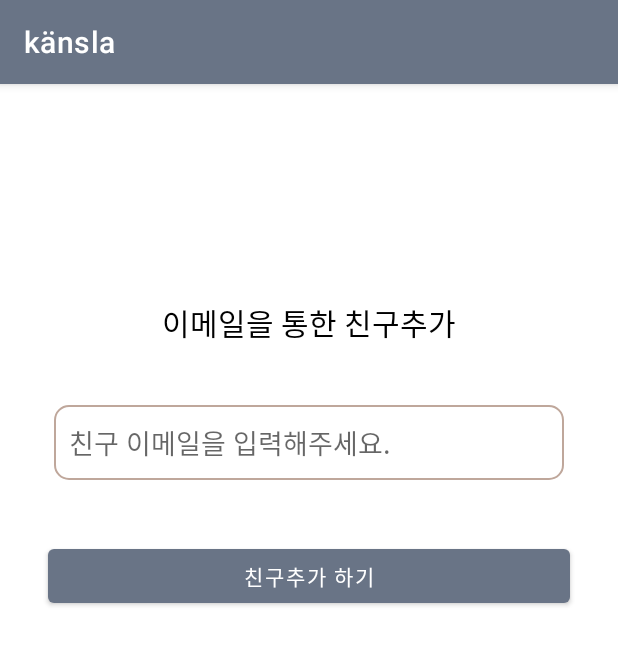
After one commit to kansla/kansla_App, an Android app: the AddFriendActivity screen opened directly, with no data from a screen before it, on a phone screen of 412 x 824 dp. The commit adds this screen. Shown: the top 645 px of the screen. Run offline under Robolectric (Android 15) with nearby library versions, the phone set to English and light mode, and no system bars.

Commit message:
[Create] AddFriendActivity

```diff
--- a/AndroidProject/app/src/main/AndroidManifest.xml
+++ b/AndroidProject/app/src/main/AndroidManifest.xml
@@ -18,7 +18,8 @@
         android:supportsRtl="true"
         android:theme="@style/Theme.AndroidProject"
         android:usesCleartextTraffic="true">
-        <activity android:name=".FindPWDActivity"></activity>
+        <activity android:name=".AddFriendActivity"></activity>
+        <activity android:name=".FindPWDActivity" />
         <activity android:name=".InfoModifyActivity" />
         <activity android:name=".ManualActivity" />
         <activity android:name=".InfomationActivity" />
@@ -33,7 +34,7 @@
         <activity android:name=".ui.chatting.ChattingActivity" />
         <activity
             android:name=".MainActivity"
-            android:label="@string/app_name"></activity>
+            android:label="@string/app_name" />
     </application>
 
 </manifest>
--- a/AndroidProject/app/src/main/java/com/example/androidproject/API/UserAPI.java
+++ b/AndroidProject/app/src/main/java/com/example/androidproject/API/UserAPI.java
@@ -1,5 +1,6 @@
 package com.example.androidproject.API;
 
+import com.example.androidproject.DTO.AddFriend;
 import com.example.androidproject.DTO.ChatRoomDTO;
 import com.example.androidproject.DTO.FriendsDTO;
 import com.example.androidproject.DTO.LoadMsgDTO;
@@ -29,4 +30,6 @@ public interface UserAPI {
     Call<UserDTO> find_password(@Body UserDTO userDTO);
     @POST("/chat_load")
     Call<LoadMsgDTO> chat_load(@Body LoadMsgDTO loadMsgDTO);
+    @POST("/friend/friend_req")
+    Call<AddFriend> friend_add(@Body AddFriend addFriend);
 }
--- /dev/null
+++ b/AndroidProject/app/src/main/java/com/example/androidproject/AddFriendActivity.java
@@ -0,0 +1,78 @@
+package com.example.androidproject;
+
+import androidx.appcompat.app.AppCompatActivity;
+
+import android.app.Activity;
+import android.content.Intent;
+import android.content.SharedPreferences;
+import android.graphics.Bitmap;
+import android.graphics.BitmapFactory;
+import android.os.Bundle;
+import android.util.Base64;
+import android.util.Log;
+import android.view.View;
+import android.widget.Button;
+import android.widget.EditText;
+import android.widget.TextView;
+import android.widget.Toast;
+
+import com.example.androidproject.API.RetrofitHelper;
+import com.example.androidproject.DTO.AddFriend;
+import com.example.androidproject.DTO.ResponseLogin;
+import com.example.androidproject.DTO.UserDTO;
+
+import java.io.ByteArrayOutputStream;
+
+import retrofit2.Call;
+import retrofit2.Callback;
+import retrofit2.Response;
+
+public class AddFriendActivity extends AppCompatActivity {
+
+    EditText editId;
+    Button btnAdd;
+    TextView textView;
+
+    SharedPreferences auto;
+
+    @Override
+    protected void onCreate(Bundle savedInstanceState) {
+        super.onCreate(savedInstanceState);
+        setContentView(R.layout.activity_add_friend);
+
+        editId = findViewById(R.id.editId);
+        btnAdd = findViewById(R.id.addBtn);
+        textView = findViewById(R.id.textView);
+
+        btnAdd.setOnClickListener(new View.OnClickListener() {
+            @Override
+            public void onClick(View v) {
+                auto = getSharedPreferences("auto", Activity.MODE_PRIVATE);
+                AddFriend user = new AddFriend(auto.getString("inputId", ""), editId.getText().toString());
+                Call<AddFriend> call = RetrofitHelper.getApiService().friend_add(user);
+                call.enqueue(new Callback<AddFriend>() {
+                    @Override
+                    public void onResponse(Call<AddFriend> call, Response<AddFriend> response) {
+                        if(response.isSuccessful()){
+                            int result = response.code();
+                            if(result == 200) {
+                                textView.setText("친구 추가가 완료되었습니다.");
+                                textView.setVisibility(View.VISIBLE);
+                            }
+                            else if(result == 204){
+                                textView.setText("존재하지 않는 사용자입니다.");
+                                textView.setVisibility(View.VISIBLE);
+                            }
+                        }
+                    }
+
+                    @Override
+                    public void onFailure(Call<AddFriend> call, Throwable t) {
+                        Log.e("err","통신 안됨");
+                    }
+                });
+            }
+        });
+
+    }
+}
--- a/AndroidProject/app/src/main/java/com/example/androidproject/ui/friend/FriendFragment.java
+++ b/AndroidProject/app/src/main/java/com/example/androidproject/ui/friend/FriendFragment.java
@@ -1,6 +1,7 @@
 package com.example.androidproject.ui.friend;
 
 import android.app.Activity;
+import android.content.Intent;
 import android.content.SharedPreferences;
 import android.os.Bundle;
 import android.util.Log;
@@ -21,6 +22,7 @@ import androidx.fragment.app.Fragment;
 import androidx.lifecycle.ViewModelProvider;
 
 import com.example.androidproject.API.RetrofitHelper;
+import com.example.androidproject.AddFriendActivity;
 import com.example.androidproject.CustomDialogFragment;
 import com.example.androidproject.DTO.FriendsDTO;
 import com.example.androidproject.R;
@@ -125,6 +127,8 @@ public class FriendFragment extends Fragment {
         switch (item.getItemId()){
             case R.id.addFri:
                 Toast.makeText(getContext(), "addFriend", Toast.LENGTH_SHORT).show();
+                Intent intent = new Intent(getActivity(), AddFriendActivity.class);
+                startActivity(intent);
                 return true;
             default:
                 return super.onOptionsItemSelected(item);
--- /dev/null
+++ b/AndroidProject/app/src/main/res/layout/activity_add_friend.xml
@@ -0,0 +1,69 @@
+<?xml version="1.0" encoding="utf-8"?>
+<androidx.constraintlayout.widget.ConstraintLayout xmlns:android="http://schemas.android.com/apk/res/android"
+    xmlns:app="http://schemas.android.com/apk/res-auto"
+    xmlns:tools="http://schemas.android.com/tools"
+    android:layout_width="match_parent"
+    android:layout_height="match_parent"
+    tools:context=".FindPWDActivity">
+
+    <TextView
+        android:id="@+id/tv1"
+        android:layout_width="wrap_content"
+        android:layout_height="wrap_content"
+        android:layout_marginTop="200dp"
+        android:text="이메일을 통한 친구추가"
+        android:textColor="@color/black"
+        android:textSize="20dp"
+        android:fontFamily="@font/appleneob"
+        app:layout_constraintEnd_toEndOf="parent"
+        app:layout_constraintStart_toStartOf="parent"
+        app:layout_constraintTop_toTopOf="parent" />
+
+    <EditText
+        android:id="@+id/editId"
+        android:layout_width="0dp"
+        android:layout_height="wrap_content"
+        android:layout_marginStart="36dp"
+        android:layout_marginLeft="36dp"
+        android:layout_marginTop="40dp"
+        android:layout_marginEnd="36dp"
+        android:layout_marginRight="36dp"
+        android:background="@drawable/edit_box"
+        android:ems="10"
+        android:fontFamily="@font/appleneom"
+        android:hint="친구 이메일을 입력해주세요."
+        android:inputType="textPersonName"
+        android:paddingLeft="10dp"
+        app:layout_constraintEnd_toEndOf="parent"
+        app:layout_constraintStart_toStartOf="parent"
+        app:layout_constraintTop_toBottomOf="@+id/tv1" />
+
+    <TextView
+        android:id="@+id/textView"
+        android:layout_width="wrap_content"
+        android:layout_height="wrap_content"
+        android:layout_marginStart="40dp"
+        android:layout_marginLeft="40dp"
+        android:layout_marginTop="5dp"
+        android:fontFamily="@font/appleneol"
+        android:visibility="gone"
+        android:text="메일 전송이 완료되었습니다. \n메일이 오지 않을시 메일 주소를 다시 학인해주세요."
+        android:textSize="14dp"
+        app:layout_constraintStart_toStartOf="parent"
+        app:layout_constraintTop_toBottomOf="@+id/editId" />
+
+    <Button
+        android:id="@+id/addBtn"
+        android:layout_width="0dp"
+        android:layout_height="wrap_content"
+        android:layout_marginStart="32dp"
+        android:layout_marginLeft="32dp"
+        android:layout_marginTop="40dp"
+        android:layout_marginEnd="32dp"
+        android:layout_marginRight="32dp"
+        android:fontFamily="@font/appleneoeb"
+        android:text="친구추가 하기"
+        app:layout_constraintEnd_toEndOf="parent"
+        app:layout_constraintStart_toStartOf="parent"
+        app:layout_constraintTop_toBottomOf="@+id/textView" />
+</androidx.constraintlayout.widget.ConstraintLayout>
```
Also changed, not shown: AndroidProject/app/src/main/java/com/example/androidproject/DTO/AddFriend.java (added, +39 -0 lines).
